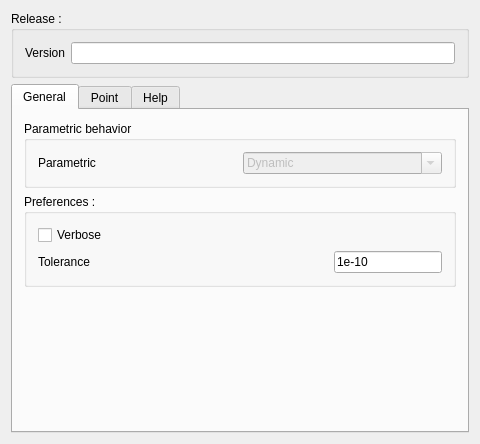
This is Resources/Ui/WorkFeature_prefs.ui in Rentlau/WorkFeature-WB as Qt 5 draws it before an edit. The edited form follows.
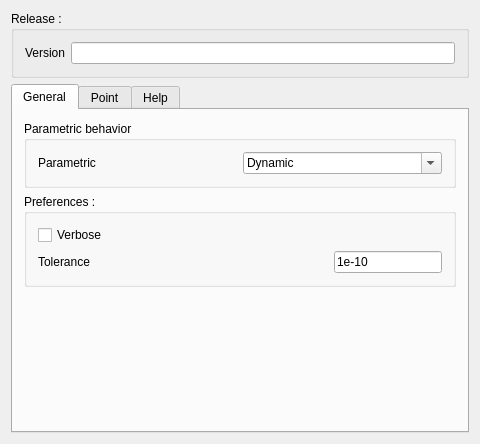
This is the edited form. Icons and pictures are not drawn. Custom widgets are drawn as their Qt base class.

Commit message: Adding No, Interactive and Dynamic parametric behavior, Change Licence Start to follow pep8

Diff of the .ui file:
```diff
--- a/Resources/Ui/WorkFeature_prefs.ui
+++ b/Resources/Ui/WorkFeature_prefs.ui
@@ -83,9 +83,9 @@
              </widget>
             </item>
             <item>
-             <widget class="Gui::PrefComboBox" name="combobox_4">
+             <widget class="Gui::PrefComboBox" name="parametric_combobox">
               <property name="enabled">
-               <bool>false</bool>
+               <bool>true</bool>
               </property>
               <property name="toolTip">
                <string>&lt;html&gt;&lt;head/&gt;&lt;body&gt;&lt;p&gt;NOT YET ACTIVE &lt;/p&gt;&lt;p&gt;Choose the parametric behavior of the Feature regarding parent changes.&lt;/p&gt;&lt;p&gt;No : for Static (no update)&lt;/p&gt;&lt;p&gt;Interactive : Update only when user asks for&lt;/p&gt;&lt;p&gt;Dynamic : Update each time parent changes&lt;/p&gt;&lt;/body&gt;&lt;/html&gt;</string>
```
Left out of the diff: 4 changed lines with no effect on the pictures. The commit also changes 32 other files.
